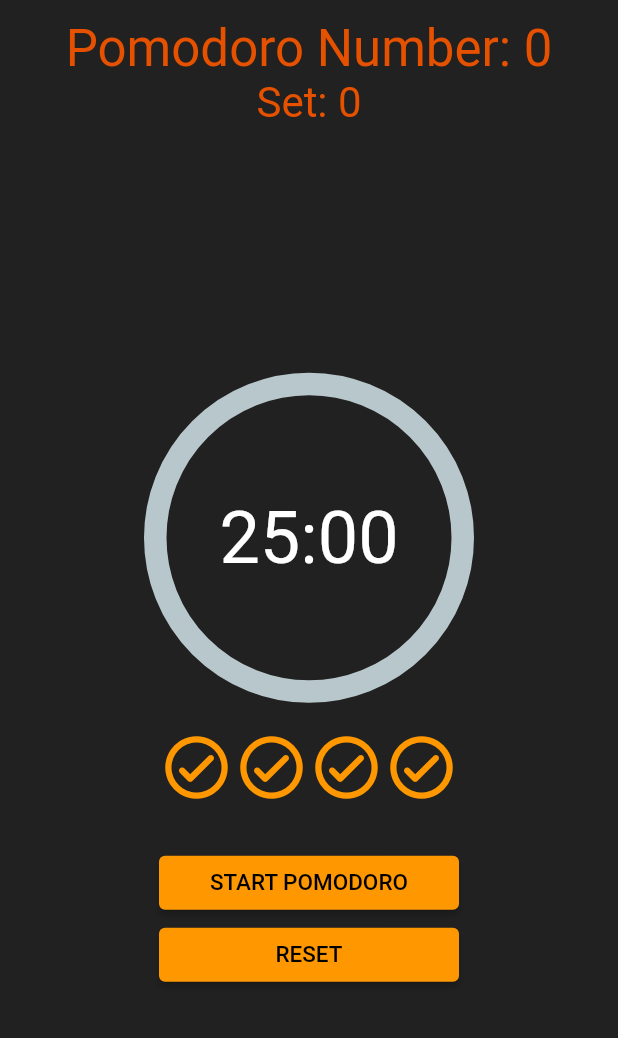
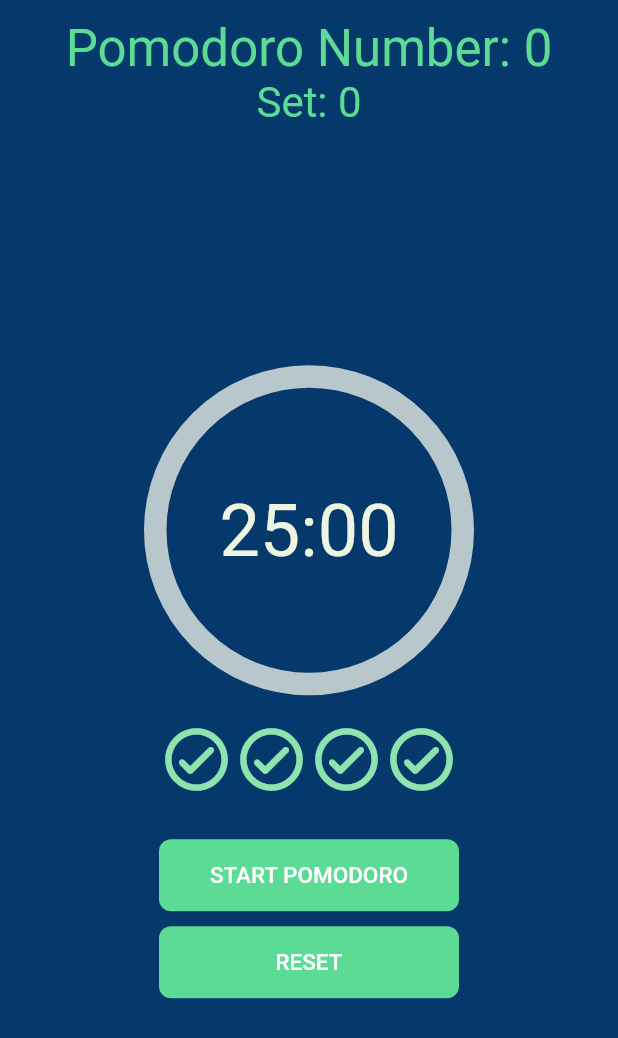
Before and after one commit to Tusharbirdi/pomodoro_app, a Flutter app: the screen it shows after launch, on a phone screen of 412 x 824 dp. Shown: the top 1038 px of the screen. Run offline on Flutter 3.47's test engine with Material 2 defaults, Android fonts, the phone set to English and light mode, and no system bars; drawn by our look-alikes of percent_indicator.

Commit message:
1) Changed the theme of the app. 2) Worked on the buttons.

```diff
--- a/lib/home_screen.dart
+++ b/lib/home_screen.dart
@@ -15,6 +15,8 @@ class Home extends StatefulWidget {
   @override
   _HomeState createState() => _HomeState();
 }
+
+const color = Color(0xff5cdb95);
 
 const _btnTextStart = 'START POMODORO';
 const _btnTextResumePomodoro = 'RESUME POMODORO';
@@ -42,7 +44,7 @@ class _HomeState extends State<Home> {
   @override
   Widget build(BuildContext context) {
     return Scaffold(
-      backgroundColor: Colors.grey[900],
+      backgroundColor: Color(0xff05386b),
       body: SafeArea(
         child: Center(
           child: Column(
@@ -54,14 +56,14 @@ class _HomeState extends State<Home> {
                 "Pomodoro Number: $pomodoroNumber",
                 style: TextStyle(
                   fontSize: 34,
-                  color: Colors.orange[900],
+                  color: Color(0xff5cdb95),
                 ),
               ),
               Text(
                 "Set: $setNum",
                 style: TextStyle(
                   fontSize: 28,
-                  color: Colors.orange[900],
+                  color: Color(0xff5cdb95),
                 ),
               ),
               Expanded(
@@ -76,7 +78,8 @@ class _HomeState extends State<Home> {
                       progressColor: statuscolor[pomodoroStatus],
                       center: Text(
                         _secondToFormatedString(remainingTime),
-                        style: TextStyle(color: Colors.white, fontSize: 48),
+                        style:
+                            TextStyle(color: Color(0xffedf5e1), fontSize: 48),
                       ),
                     ),
                     SizedBox(
@@ -98,24 +101,39 @@ class _HomeState extends State<Home> {
                       )),
                     SizedBox(height: 10),
                     Container(
+                      decoration: BoxDecoration(
+                        color: Color(0xff5cdb95),
+                        borderRadius: BorderRadius.all(Radius.circular(8.0)),
+                      ),
                       width: 200,
-                      child: ElevatedButton(
+                      child: TextButton(
                         onPressed: _mainButtonPressed,
                         child: Text(
                           mainBtnText,
-                          style: TextStyle(fontSize: 15),
+                          style: TextStyle(
+                            fontSize: 15,
+                            color: Colors.white,
+                          ),
                         ),
                       ),
                     ),
+                    SizedBox(height: 10),
                     Container(
+                      decoration: BoxDecoration(
+                        color: Color(0xff5cdb95),
+                        borderRadius: BorderRadius.all(Radius.circular(8.0)),
+                      ),
                       width: 200,
-                      child: ElevatedButton(
+                      child: TextButton(
                         onPressed: () {
                           _resetButtonPressed();
                         }, //mainButtonPressed,
                         child: Text(
                           _btnTextReset,
-                          style: TextStyle(fontSize: 15),
+                          style: TextStyle(
+                            fontSize: 15,
+                            color: Colors.white,
+                          ),
                         ),
                       ),
                     ),
--- a/lib/main.dart
+++ b/lib/main.dart
@@ -8,15 +8,14 @@ void main() {
 
 class MyApp extends StatelessWidget {
   const MyApp({Key? key}) : super(key: key);
-
   // This widget is the root of your application.
   @override
   Widget build(BuildContext context) {
     return MaterialApp(
       title: 'Pomodoro',
-      theme: ThemeData(
-        primarySwatch: Colors.orange,
-      ),
+      /*theme: ThemeData(
+        primarySwatch: Color.fromARGB(a, r, g, b),
+      ),*/
       home: Home(),
       debugShowCheckedModeBanner: false,
     );
--- a/lib/utils/constants.dart
+++ b/lib/utils/constants.dart
@@ -24,5 +24,5 @@ const Map<PomodoroStatus, MaterialColor> statuscolor = {
   PomodoroStatus.pausedShortBreak: Colors.orange,
   PomodoroStatus.runningLongBreak: Colors.red,
   PomodoroStatus.pausedLongBreak: Colors.orange,
-  PomodoroStatus.setFinished: Colors.blue,
+  PomodoroStatus.setFinished: Colors.red,
 };
--- a/lib/widgetas/progressicons.dart
+++ b/lib/widgetas/progressicons.dart
@@ -11,13 +11,13 @@ class ProgressIcons extends StatelessWidget {
 
     final doneicon = Icon(
       Icons.check_circle_rounded,
-      color: Colors.orange,
+      color: Color(0xff8ee4af),
       size: iconsize,
     );
 
     final notdoneicon = Icon(
       Icons.check_circle_outline_rounded,
-      color: Colors.orange,
+      color: Color(0xff8ee4af),
       size: iconsize,
     );
 
--- a/pubspec.yaml
+++ b/pubspec.yaml
@@ -59,9 +59,6 @@ flutter:
   uses-material-design: true
 
   # To add assets to your application, add an assets section, like this:
-  # assets:
-  #   - images/a_dot_burr.jpeg
-  #   - images/a_dot_ham.jpeg
 
   # An image asset can refer to one or more resolution-specific "variants", see
   # https://flutter.dev/assets-and-images/#resolution-aware.
```
Also changed, not shown: 7 other files.
